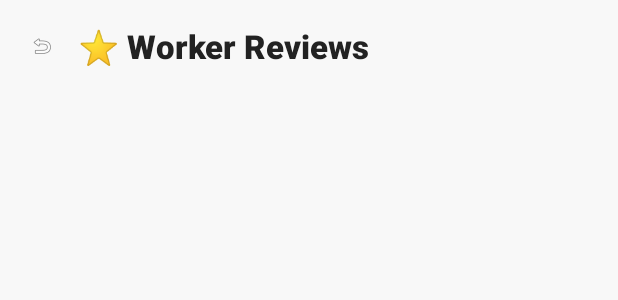
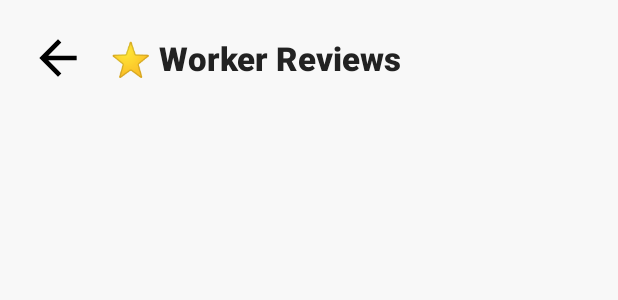
Before and after one commit to kavizzz03/Hire_Us_App, an Android app: the layout activity_worker_review.xml on its own in the app's theme, with its tools: preview values and no code run, on a phone screen of 412 x 824 dp. Shown: the top 300 px of the screen. Run offline under Robolectric (Android 15) with nearby library versions, the phone set to English and light mode, and no system bars; network calls fail.

Commit message:
Updated_dashboard

```diff
--- a/app/src/main/res/layout/activity_vault.xml
+++ b/app/src/main/res/layout/activity_vault.xml
@@ -24,7 +24,7 @@
         app:layout_constraintTop_toTopOf="parent"
         app:layout_constraintStart_toStartOf="parent"
         app:layout_constraintEnd_toEndOf="parent"
-        app:navigationIcon="@drawable/ic_baseline_arrow_back_24"
+        app:navigationIcon="@drawable/outline_arrow_back_24"
         app:titleCentered="false"/>
 
     <!-- Error Message Card with icon and text -->
--- a/app/src/main/res/layout/activity_worker_review.xml
+++ b/app/src/main/res/layout/activity_worker_review.xml
@@ -19,9 +19,9 @@
 
         <ImageView
             android:id="@+id/backBtn"
-            android:layout_width="24dp"
-            android:layout_height="24dp"
-            android:src="@android:drawable/ic_menu_revert"
+            android:layout_width="45dp"
+            android:layout_height="45dp"
+            android:src="@drawable/outline_arrow_back_24"
             android:contentDescription="Back"
             android:padding="4dp" />
 
```
Also changed, not shown: app/src/main/res/layout/activity_employer_jobs.xml (+7 -9 lines).
